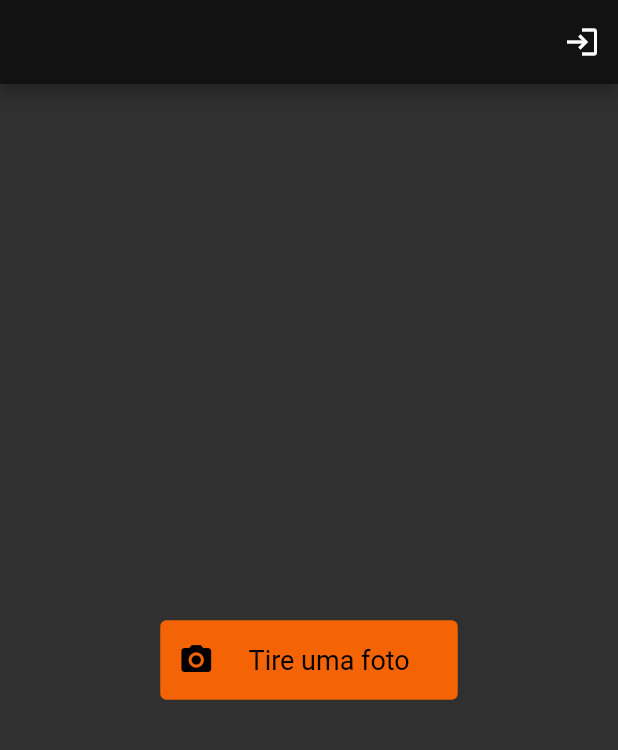
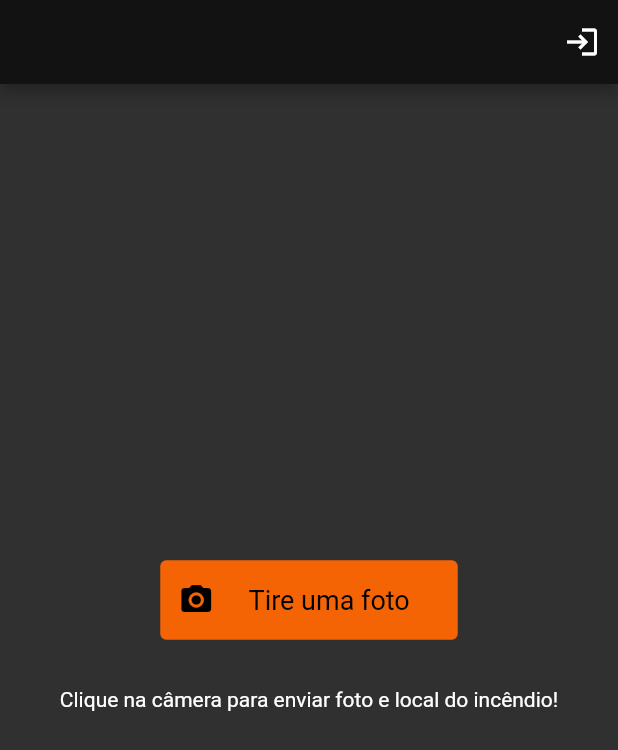
Before and after one commit to TCC-Alerta-Queimadas/alertaqueimadas, a Flutter app: the screen it shows after launch, on a phone screen of 412 x 824 dp. Shown: the top 750 px of the screen. Run offline on Flutter 3.47's test engine with Material 2 defaults, Android fonts, the light colour scheme and no system bars; our stand-ins replace cloud_firestore, firebase_auth, firebase_core, firebase_storage, flutter_compass, geolocator and 1 more; accounts and stored records are empty.

Commit message:
Aviso de Informacao

```diff
--- a/lib/pages/main/main_page.dart
+++ b/lib/pages/main/main_page.dart
@@ -58,6 +58,10 @@ class MainPage extends StatelessWidget {
                         fontSize: 18,
                       )),
                 ),
+                Padding(
+                  padding: EdgeInsets.all(32.0),
+                  child: Text('Clique na câmera para enviar foto e local do incêndio!'),
+                  )
               ],
             ),
           ],
```
